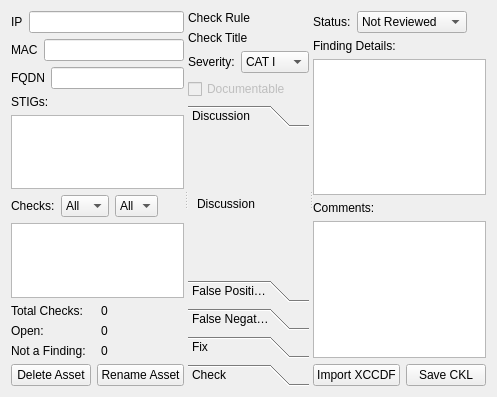
Old version of the form src/assetview.ui in the repository squinky86/STIGQter.
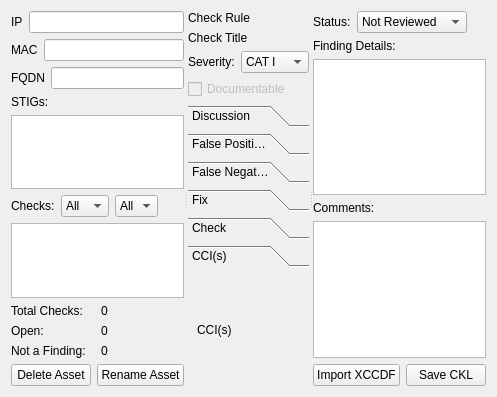
New version of the form. The open tabs and pages were chosen to show the change.

What changed in the file:
```diff
--- a/src/assetview.ui
+++ b/src/assetview.ui
@@ -469,6 +469,31 @@
            </item>
           </layout>
          </widget>
+         <widget class="QWidget" name="CCIs">
+          <property name="geometry">
+           <rect>
+            <x>0</x>
+            <y>0</y>
+            <width>119</width>
+            <height>153</height>
+           </rect>
+          </property>
+          <attribute name="label">
+           <string>CCI(s)</string>
+          </attribute>
+          <layout class="QVBoxLayout" name="verticalLayout_7">
+           <item>
+            <widget class="QLabel" name="lblCcis">
+             <property name="text">
+              <string>CCI(s)</string>
+             </property>
+             <property name="wordWrap">
+              <bool>true</bool>
+             </property>
+            </widget>
+           </item>
+          </layout>
+         </widget>
         </widget>
        </item>
       </layout>
```
